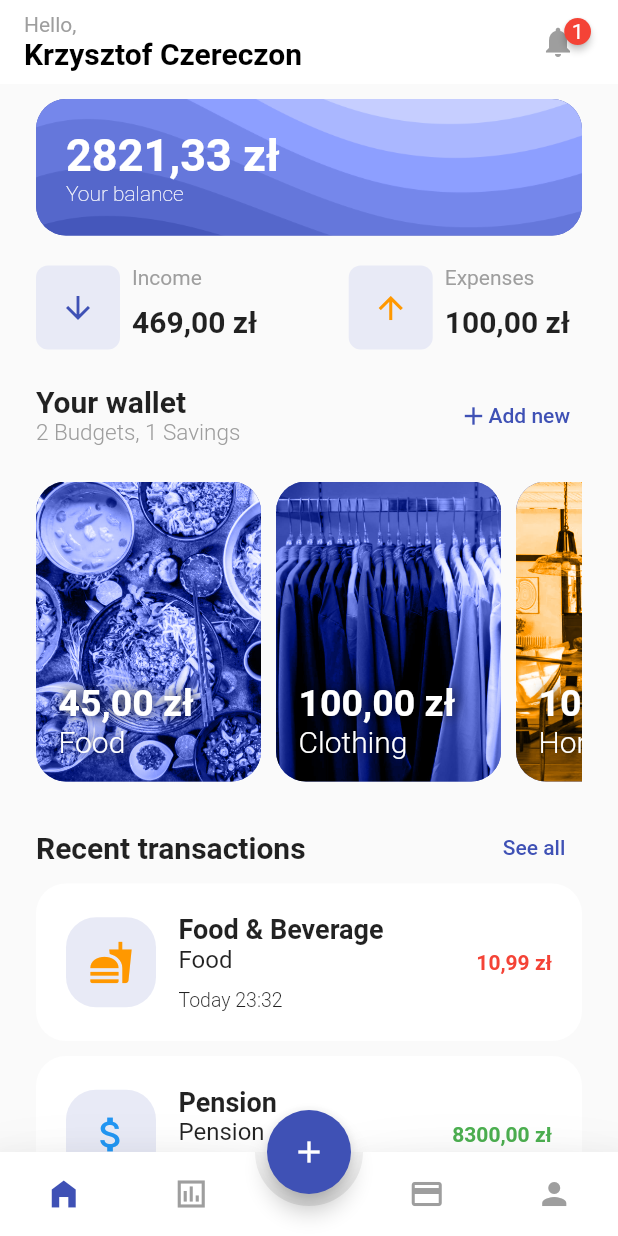
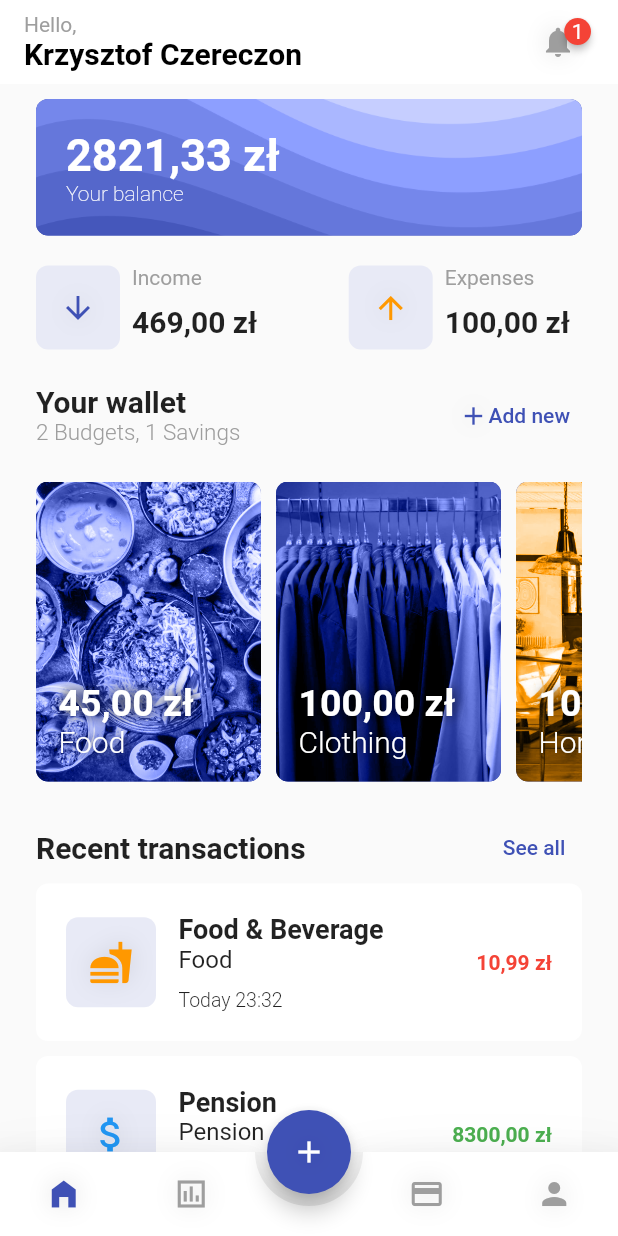
Before and after one commit to kczereczon/budgetapp_flutter, a Flutter app: the screen it shows after launch, on a phone screen of 412 x 824 dp. Run offline on Flutter 3.47's test engine with Material 2 defaults, Android fonts, the phone set to English and light mode, and no system bars; drawn by our look-alikes of animated_bottom_navigation_bar, badges; our stand-ins replace bloc, flutter_bloc.

Commit message:
added theme

```diff
--- a/lib/common/custom-navigation-bar.dart
+++ b/lib/common/custom-navigation-bar.dart
@@ -22,12 +22,12 @@ class _CustomNavigationBarState extends State<CustomNavigationBar> {
         Icons.credit_card,
         Icons.person
       ],
+      backgroundColor: Theme.of(context).navigationBarTheme.backgroundColor,
       activeIndex: _bottomNavIndex,
       gapLocation: GapLocation.center,
-      activeColor: Colors.indigo,
+      activeColor: Theme.of(context).primaryColor,
       inactiveColor: Colors.grey,
       elevation: 20,
-      notchSmoothness: NotchSmoothness.sharpEdge,
       onTap: (index) => setState(() { widget.onTap(index); _bottomNavIndex = index; }),
     );
   }
--- a/lib/common/theme/theme_cubit.dart
+++ b/lib/common/theme/theme_cubit.dart
@@ -18,6 +18,15 @@ class ThemeCubit extends Cubit<ThemeData> {
     // is not restarted.
       backgroundColor: Colors.indigo[50],
       primarySwatch: Colors.indigo,
+      primaryColorLight: Colors.white,
+      primaryColorDark: Colors.indigo[50],
+      primaryColor: Colors.indigo,
+      iconTheme: IconThemeData(shadows: [Shadow(color: Colors.black12, blurRadius: 20)]),
+      floatingActionButtonTheme: FloatingActionButtonThemeData(
+        backgroundColor: Colors.indigo,
+      ),
+      navigationBarTheme: const NavigationBarThemeData(backgroundColor: Colors.white),
+      brightness: Brightness.light,
       appBarTheme: const AppBarTheme(
           centerTitle: false,
           color: Colors.white,
@@ -25,20 +34,20 @@ class ThemeCubit extends Cubit<ThemeData> {
           titleTextStyle: TextStyle(color: Colors.black)));
 
   static final _darkTheme = ThemeData(
-    // This is the theme of your application.
-    //
-    // Try running your application with "flutter run". You'll see the
-    // application has a blue toolbar. Then, without quitting the app, try
-    // changing the primarySwatch below to Colors.green and then invoke
-    // "hot reload" (press "r" in the console where you ran "flutter run",
-    // or simply save your changes to "hot reload" in a Flutter IDE).
-    // Notice that the counter didn't reset back to zero; the application
-    // is not restarted.
       backgroundColor: Colors.black38,
       primarySwatch: Colors.indigo,
+      primaryColorLight: Colors.grey[300],
+      primaryColorDark: Colors.grey[800],
+      primaryColor: Colors.indigo,
+      iconTheme: IconThemeData(shadows: [Shadow(color: Colors.black12, blurRadius: 20)]),
+      floatingActionButtonTheme: FloatingActionButtonThemeData(
+        backgroundColor: Colors.indigo,
+      ),
+      navigationBarTheme: const NavigationBarThemeData(backgroundColor: Colors.black54),
+      brightness: Brightness.dark,
       appBarTheme: const AppBarTheme(
           centerTitle: false,
-          color: Colors.black54,
+          color: Colors.black,
           elevation: 0,
           titleTextStyle: TextStyle(color: Colors.white)));
 
--- a/lib/home/budget-banner.dart
+++ b/lib/home/budget-banner.dart
@@ -8,13 +8,13 @@ class SummaryBanner extends StatelessWidget {
   @override
   Widget build(BuildContext context) {
     return Container(
-      decoration: const BoxDecoration(
+      decoration: BoxDecoration(
           color: Colors.indigo,
           image: DecorationImage(
               fit: BoxFit.cover,
               image: AssetImage('images/1.png'),
-              colorFilter: ColorFilter.mode(Colors.indigo, BlendMode.color)),
-          borderRadius: BorderRadius.all(Radius.circular(20))),
+              colorFilter: ColorFilter.mode(Theme.of(context).primaryColor, BlendMode.color)),
+          borderRadius: BorderRadius.all(Radius.circular(8))),
       child: Padding(
         padding: const EdgeInsets.all(20.0),
         child: Row(
--- a/lib/home/income-expenses-section.dart
+++ b/lib/home/income-expenses-section.dart
@@ -19,7 +19,7 @@ class IncomeExpensesSection extends StatelessWidget {
           children: [
             Container(
               decoration: BoxDecoration(
-                color: Colors.indigo.shade50,
+                color: (<Color>() => Theme.of(context).brightness == Brightness.dark ? Theme.of(context).primaryColorLight : Theme.of(context).primaryColorDark)(),
                 borderRadius: const BorderRadius.all(Radius.circular(8)),
               ),
               child: const Padding(
@@ -52,7 +52,7 @@ class IncomeExpensesSection extends StatelessWidget {
           children: [
             Container(
               decoration: BoxDecoration(
-                color: Colors.indigo.shade50,
+                color: (<Color>() => Theme.of(context).brightness == Brightness.dark ? Theme.of(context).primaryColorLight : Theme.of(context).primaryColorDark)(),
                 borderRadius: const BorderRadius.all(Radius.circular(8)),
               ),
               child: const Padding(
--- a/lib/home/record.dart
+++ b/lib/home/record.dart
@@ -26,16 +26,16 @@ class Record extends StatelessWidget {
       margin: EdgeInsets.only(bottom: 10),
       padding: const EdgeInsets.all(20),
       decoration: BoxDecoration(
-          borderRadius: const BorderRadius.all(Radius.circular(20)),
-          color: Colors.white),
+          borderRadius: const BorderRadius.all(Radius.circular(8)),
+          color: (<Color>() => Theme.of(context).brightness == Brightness.dark ? Theme.of(context).primaryColorDark : Theme.of(context).primaryColorLight)()),
       child: Row(
         mainAxisAlignment: MainAxisAlignment.spaceBetween,
         children: [
           Container(
             padding: EdgeInsets.all(15),
             decoration: BoxDecoration(
-                borderRadius: const BorderRadius.all(Radius.circular(20)),
-                color: Colors.indigo[50]),
+                borderRadius: const BorderRadius.all(Radius.circular(8)),
+                color: (<Color>() => Theme.of(context).brightness == Brightness.dark ? Theme.of(context).primaryColorLight : Theme.of(context).primaryColorDark)()),
             child: Icon(
               icon,
               color: color,
--- a/lib/home/wallet.dart
+++ b/lib/home/wallet.dart
@@ -29,9 +29,9 @@ class Wallet extends StatelessWidget {
                 image: image,
                 alignment: const Alignment(-0.6, 20),
                 colorFilter: ColorFilter.mode(
-                    WalletTypeColorBudgetFactory.getColor(type),
+                    WalletTypeColorBudgetFactory.getColor(type, context),
                     BlendMode.color)),
-            borderRadius: const BorderRadius.all(Radius.circular(20)),
+            borderRadius: const BorderRadius.all(Radius.circular(8)),
             color: Colors.indigo),
         child: Column(
           mainAxisAlignment: MainAxisAlignment.end,
--- a/lib/utils/wallet-color-factory.dart
+++ b/lib/utils/wallet-color-factory.dart
@@ -1,10 +1,10 @@
 import 'package:flutter/material.dart';
 
 class WalletTypeColorBudgetFactory {
-  static Color getColor(String type) {
+  static Color getColor(String type, BuildContext context) {
     switch (type) {
       case 'budget':
-        return Colors.indigo;
+        return Theme.of(context).primaryColor;
       case 'savings':
         return Colors.orange;
       default:
```
